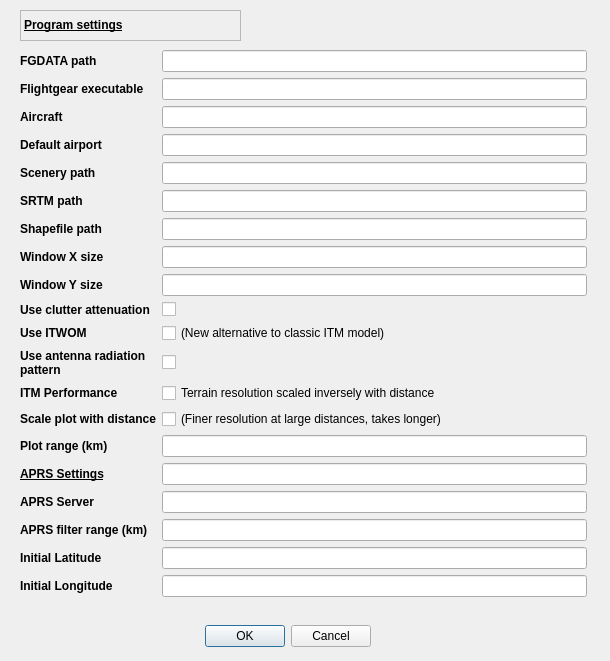
Old version of the form QRadioPredict/settingsdialog.ui in the repository QDeltaSoft/qradiopredict.
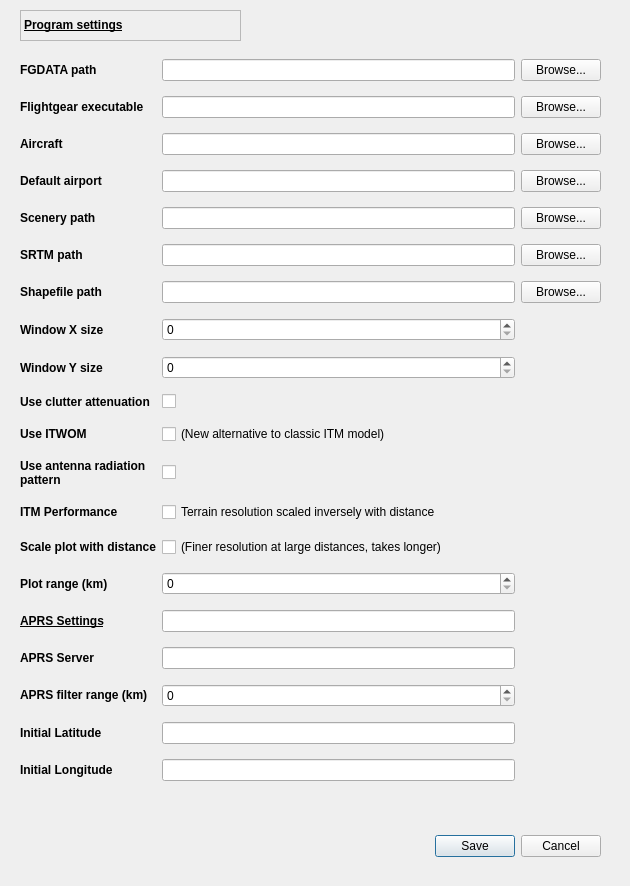
New version of the form. Icons and pictures are not drawn.

Commit message: Added File&Dir Chooser Dialog and number boxes

The edit to the form file:
```diff
--- a/QRadioPredict/settingsdialog.ui
+++ b/QRadioPredict/settingsdialog.ui
@@ -6,8 +6,8 @@
    <rect>
     <x>0</x>
     <y>0</y>
-    <width>610</width>
-    <height>661</height>
+    <width>630</width>
+    <height>886</height>
    </rect>
   </property>
   <property name="windowTitle">
@@ -23,8 +23,8 @@
   <widget class="QDialogButtonBox" name="buttonBox">
    <property name="geometry">
     <rect>
-     <x>30</x>
-     <y>620</y>
+     <x>260</x>
+     <y>830</y>
      <width>341</width>
      <height>32</height>
     </rect>
@@ -33,7 +33,10 @@
     <enum>Qt::Horizontal</enum>
    </property>
    <property name="standardButtons">
-    <set>QDialogButtonBox::Cancel|QDialogButtonBox::Ok</set>
+    <set>QDialogButtonBox::Cancel|QDialogButtonBox::Save</set>
+   </property>
+   <property name="centerButtons">
+    <bool>false</bool>
    </property>
   </widget>
   <widget class="QWidget" name="gridLayoutWidget">
@@ -41,11 +44,63 @@
     <rect>
      <x>20</x>
      <y>50</y>
-     <width>580</width>
-     <height>557</height>
+     <width>581</width>
+     <height>754</height>
     </rect>
    </property>
    <layout class="QGridLayout" name="gridLayout">
+    <item row="0" column="3">
+     <widget class="QPushButton" name="fgDataDirDialog">
+      <property name="text">
+       <string>Browse...</string>
+      </property>
+     </widget>
+    </item>
+    <item row="5" column="3">
+     <widget class="QPushButton" name="srtmPathLineEditDialog">
+      <property name="text">
+       <string>Browse...</string>
+      </property>
+     </widget>
+    </item>
+    <item row="2" column="3">
+     <widget class="QPushButton" name="AircraftEditDialog">
+      <property name="text">
+       <string>Browse...</string>
+      </property>
+     </widget>
+    </item>
+    <item row="3" column="3">
+     <widget class="QPushButton" name="airportEditDialog">
+      <property name="text">
+       <string>Browse...</string>
+      </property>
+     </widget>
+    </item>
+    <item row="17" column="2">
+     <widget class="QLineEdit" name="aprsServerEdit"/>
+    </item>
+    <item row="15" column="0">
+     <widget class="QLabel" name="label_13">
+      <property name="font">
+       <font>
+        <weight>75</weight>
+        <bold>true</bold>
+        <underline>true</underline>
+       </font>
+      </property>
+      <property name="text">
+       <string>APRS Settings</string>
+      </property>
+     </widget>
+    </item>
+    <item row="1" column="3">
+     <widget class="QPushButton" name="fgfsEditDialog">
+      <property name="text">
+       <string>Browse...</string>
+      </property>
+     </widget>
+    </item>
     <item row="12" column="2">
      <widget class="QCheckBox" name="ITMCheckBox">
       <property name="text">
@@ -79,20 +134,6 @@
       </property>
      </widget>
     </item>
-    <item row="15" column="0">
-     <widget class="QLabel" name="label_13">
-      <property name="font">
-       <font>
-        <weight>75</weight>
-        <bold>true</bold>
-        <underline>true</underline>
-       </font>
-      </property>
-      <property name="text">
-       <string>APRS Settings</string>
-      </property>
-     </widget>
-    </item>
     <item row="10" column="0">
      <widget class="QLabel" name="label_19">
       <property name="font">
@@ -106,6 +147,9 @@
       </property>
      </widget>
     </item>
+    <item row="0" column="2">
+     <widget class="QLineEdit" name="fgdataEdit"/>
+    </item>
     <item row="10" column="2">
      <widget class="QCheckBox" name="ITWOMCheckBox">
       <property name="text">
@@ -113,8 +157,12 @@
       </property>
      </widget>
     </item>
-    <item row="0" column="2">
-     <widget class="QLineEdit" name="fgdataEdit"/>
+    <item row="2" column="2">
+     <widget class="QLineEdit" name="aircraftEdit">
+      <property name="contextMenuPolicy">
+       <enum>Qt::DefaultContextMenu</enum>
+      </property>
+     </widget>
     </item>
     <item row="9" column="3">
      <widget class="QLabel" name="label_7">
@@ -123,8 +171,8 @@
       </property>
      </widget>
     </item>
-    <item row="2" column="2">
-     <widget class="QLineEdit" name="aircraftEdit"/>
+    <item row="1" column="2">
+     <widget class="QLineEdit" name="fgfsEdit"/>
     </item>
     <item row="2" column="0">
      <widget class="QLabel" name="label_2">
@@ -139,40 +187,34 @@
       </property>
      </widget>
     </item>
-    <item row="8" column="2">
-     <widget class="QLineEdit" name="windowYEdit"/>
-    </item>
-    <item row="1" column="2">
-     <widget class="QLineEdit" name="fgfsEdit"/>
-    </item>
-    <item row="17" column="0">
-     <widget class="QLabel" name="label_17">
-      <property name="sizePolicy">
-       <sizepolicy hsizetype="Preferred" vsizetype="Fixed">
-        <horstretch>0</horstretch>
-        <verstretch>0</verstretch>
-       </sizepolicy>
-      </property>
-      <property name="minimumSize">
-       <size>
-        <width>60</width>
-        <height>20</height>
-       </size>
-      </property>
-      <property name="font">
-       <font>
-        <weight>75</weight>
-        <bold>true</bold>
-       </font>
-      </property>
-      <property name="text">
-       <string>APRS filter range (km)</string>
-      </property>
-     </widget>
-    </item>
     <item row="3" column="2">
      <widget class="QLineEdit" name="airportEdit"/>
     </item>
+    <item row="18" column="0">
+     <widget class="QLabel" name="label_17">
+      <property name="sizePolicy">
+       <sizepolicy hsizetype="Preferred" vsizetype="Fixed">
+        <horstretch>0</horstretch>
+        <verstretch>0</verstretch>
+       </sizepolicy>
+      </property>
+      <property name="minimumSize">
+       <size>
+        <width>60</width>
+        <height>20</height>
+       </size>
+      </property>
+      <property name="font">
+       <font>
+        <weight>75</weight>
+        <bold>true</bold>
+       </font>
+      </property>
+      <property name="text">
+       <string>APRS filter range (km)</string>
+      </property>
+     </widget>
+    </item>
     <item row="7" column="0">
      <widget class="QLabel" name="label_10">
       <property name="font">
@@ -186,8 +228,8 @@
       </property>
      </widget>
     </item>
-    <item row="14" column="2">
-     <widget class="QLineEdit" name="plotRangeEdit"/>
+    <item row="4" column="2">
+     <widget class="QLineEdit" name="sceneryEdit"/>
     </item>
     <item row="12" column="0">
      <widget class="QLabel" name="label_14">
@@ -218,8 +260,12 @@
       </property>
      </widget>
     </item>
-    <item row="4" column="2">
-     <widget class="QLineEdit" name="sceneryEdit"/>
+    <item row="11" column="2">
+     <widget class="QCheckBox" name="antennaCheckBox">
+      <property name="text">
+       <string/>
+      </property>
+     </widget>
     </item>
     <item row="4" column="0">
      <widget class="QLabel" name="label_5">
@@ -247,13 +293,6 @@
       </property>
      </widget>
     </item>
-    <item row="11" column="2">
-     <widget class="QCheckBox" name="antennaCheckBox">
-      <property name="text">
-       <string/>
-      </property>
-     </widget>
-    </item>
     <item row="11" column="0">
      <widget class="QLabel" name="label_8">
       <property name="font">
@@ -296,7 +335,10 @@
       </property>
      </widget>
     </item>
-    <item row="16" column="0">
+    <item row="5" column="2">
+     <widget class="QLineEdit" name="srtmPathLineEdit"/>
+    </item>
+    <item row="17" column="0">
      <widget class="QLabel" name="label_12">
       <property name="font">
        <font>
@@ -322,9 +364,6 @@
       </property>
      </widget>
     </item>
-    <item row="5" column="2">
-     <widget class="QLineEdit" name="srtmPathLineEdit"/>
-    </item>
     <item row="3" column="0">
      <widget class="QLabel" name="label_4">
       <property name="font">
@@ -338,18 +377,9 @@
       </property>
      </widget>
     </item>
-    <item row="17" column="2">
-     <widget class="QLineEdit" name="aprsRangeEdit"/>
-    </item>
     <item row="6" column="2">
      <widget class="QLineEdit" name="shapePathLineEdit"/>
     </item>
-    <item row="16" column="2">
-     <widget class="QLineEdit" name="aprsServerEdit"/>
-    </item>
-    <item row="7" column="2">
-     <widget class="QLineEdit" name="windowXEdit"/>
-    </item>
     <item row="9" column="2">
      <widget class="QCheckBox" name="clutterCheckBox">
       <property name="text">
@@ -357,6 +387,9 @@
       </property>
      </widget>
     </item>
+    <item row="15" column="2">
+     <widget class="QLineEdit" name="aprsSettingsEdit"/>
+    </item>
     <item row="13" column="0">
      <widget class="QLabel" name="label_20">
       <property name="font">
@@ -377,38 +410,38 @@
       </property>
      </widget>
     </item>
-    <item row="15" column="2">
-     <widget class="QLineEdit" name="aprsSettingsEdit"/>
-    </item>
-    <item row="19" column="0">
-     <widget class="QLabel" name="label_21">
-      <property name="sizePolicy">
-       <sizepolicy hsizetype="Preferred" vsizetype="Fixed">
-        <horstretch>0</horstretch>
-        <verstretch>0</verstretch>
-       </sizepolicy>
-      </property>
-      <property name="minimumSize">
-       <size>
-        <width>60</width>
-        <height>20</height>
-       </size>
-      </property>
-      <property name="font">
-       <font>
-        <weight>75</weight>
-        <bold>true</bold>
-       </font>
-      </property>
-      <property name="text">
-       <string>Initial Latitude</string>
-      </property>
-     </widget>
-    </item>
-    <item row="19" column="2">
+    <item row="20" column="2">
      <widget class="QLineEdit" name="initialLatEdit"/>
     </item>
     <item row="20" column="0">
+     <widget class="QLabel" name="label_21">
+      <property name="sizePolicy">
+       <sizepolicy hsizetype="Preferred" vsizetype="Fixed">
+        <horstretch>0</horstretch>
+        <verstretch>0</verstretch>
+       </sizepolicy>
+      </property>
+      <property name="minimumSize">
+       <size>
+        <width>60</width>
+        <height>20</height>
+       </size>
+      </property>
+      <property name="font">
+       <font>
+        <weight>75</weight>
+        <bold>true</bold>
+       </font>
+      </property>
+      <property name="text">
+       <string>Initial Latitude</string>
+      </property>
+     </widget>
+    </item>
+    <item row="21" column="2">
+     <widget class="QLineEdit" name="initialLongEdit"/>
+    </item>
+    <item row="21" column="0">
      <widget class="QLabel" name="label_22">
       <property name="sizePolicy">
        <sizepolicy hsizetype="Preferred" vsizetype="Fixed">
@@ -433,8 +466,47 @@
       </property>
      </widget>
     </item>
-    <item row="20" column="2">
-     <widget class="QLineEdit" name="initialLongEdit"/>
+    <item row="6" column="3">
+     <widget class="QPushButton" name="shapePathLineEditDialog">
+      <property name="text">
+       <string>Browse...</string>
+      </property>
+     </widget>
+    </item>
+    <item row="4" column="3">
+     <widget class="QPushButton" name="sceneryEditDialog">
+      <property name="text">
+       <string>Browse...</string>
+      </property>
+     </widget>
+    </item>
+    <item row="8" column="2">
+     <widget class="QSpinBox" name="windowYEdit">
+      <property name="maximum">
+       <number>10000</number>
+      </property>
+     </widget>
+    </item>
+    <item row="14" column="2">
+     <widget class="QSpinBox" name="plotRangeEdit">
+      <property name="maximum">
+       <number>200</number>
+      </property>
+     </widget>
+    </item>
+    <item row="7" column="2">
+     <widget class="QSpinBox" name="windowXEdit">
+      <property name="maximum">
+       <number>10000</number>
+      </property>
+     </widget>
+    </item>
+    <item row="18" column="2">
+     <widget class="QSpinBox" name="aprsRangeEdit">
+      <property name="maximum">
+       <number>200</number>
+      </property>
+     </widget>
     </item>
    </layout>
   </widget>
```
The commit also changes 2 other files.
